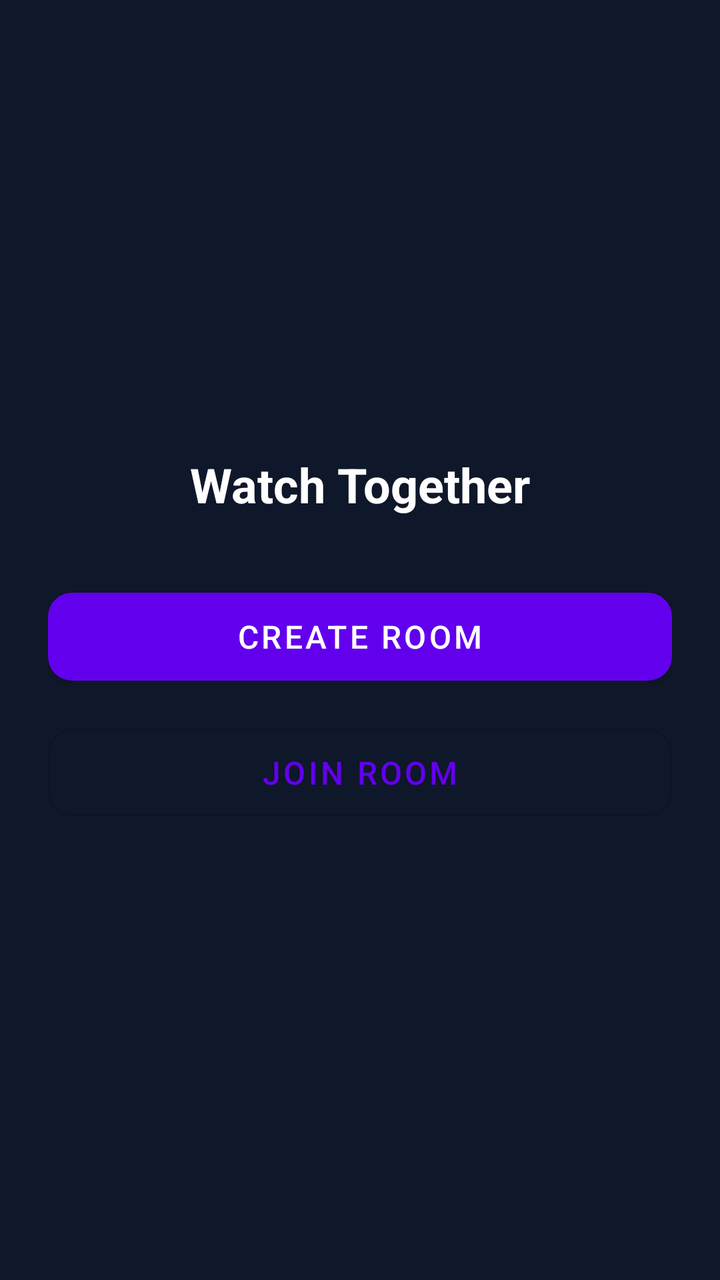
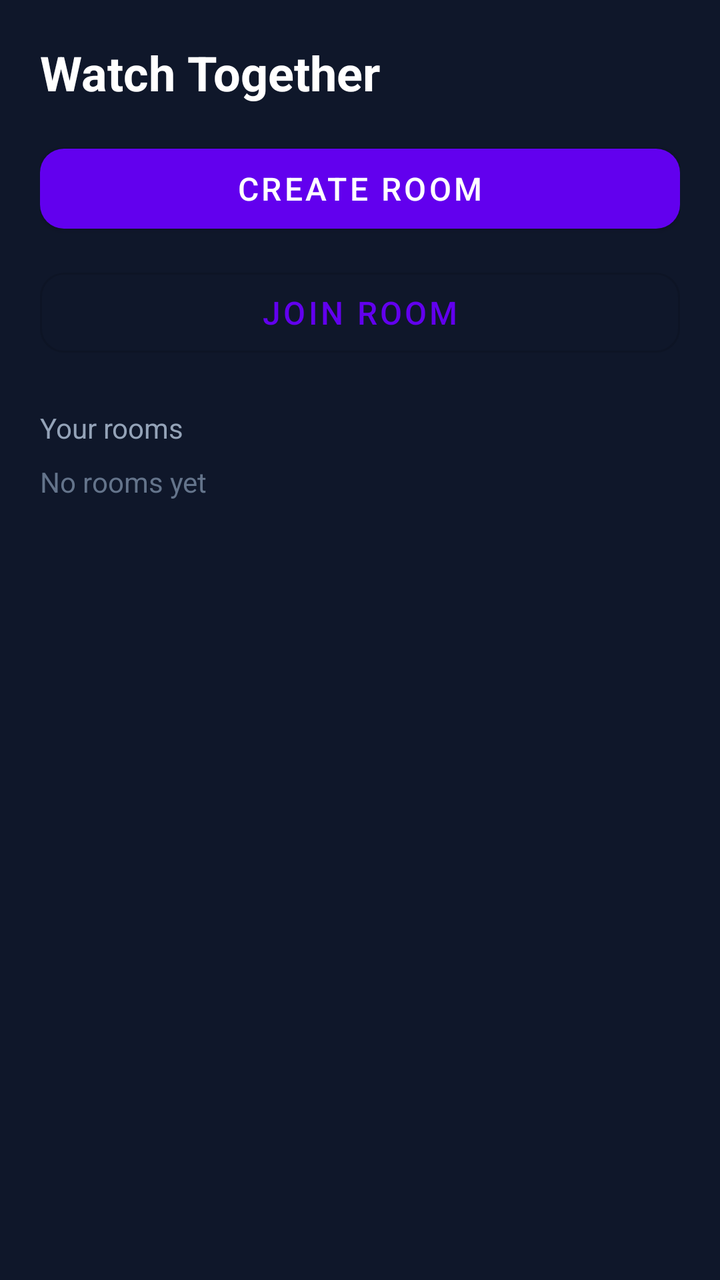

Compare the two renders of this Android layout. The source of the first and the diff that turns it into the second are given below.
<!-- AndroidManifest.xml: application theme Theme.Partypark -->
<!-- res/layout/activity_room.xml -->
<?xml version="1.0" encoding="utf-8"?>
<androidx.constraintlayout.widget.ConstraintLayout xmlns:android="http://schemas.android.com/apk/res/android"
    xmlns:app="http://schemas.android.com/apk/res-auto"
    android:layout_width="match_parent"
    android:layout_height="match_parent"
    android:background="#0f172a">

    
    <LinearLayout
        android:id="@+id/lobby_layout"
        android:layout_width="0dp"
        android:layout_height="wrap_content"
        android:layout_margin="24dp"
        android:orientation="vertical"
        android:gravity="center"
        app:layout_constraintTop_toTopOf="parent"
        app:layout_constraintBottom_toBottomOf="parent"
        app:layout_constraintStart_toStartOf="parent"
        app:layout_constraintEnd_toEndOf="parent">

        <TextView
            android:layout_width="wrap_content"
            android:layout_height="wrap_content"
            android:text="Watch Together"
            android:textColor="#FFFFFF"
            android:textSize="24sp"
            android:textStyle="bold"
            android:layout_marginBottom="32dp" />

        <com.google.android.material.button.MaterialButton
            android:id="@+id/create_room_btn"
            android:layout_width="match_parent"
            android:layout_height="56dp"
            android:text="Create Room"
            android:textSize="16sp"
            app:cornerRadius="12dp" />

        <com.google.android.material.button.MaterialButton
            android:id="@+id/join_room_btn"
            android:layout_width="match_parent"
            android:layout_height="56dp"
            android:layout_marginTop="12dp"
            android:text="Join Room"
            android:textSize="16sp"
            style="@style/Widget.MaterialComponents.Button.OutlinedButton"
            app:cornerRadius="12dp" />
    </LinearLayout>

    
    <LinearLayout
        android:id="@+id/room_layout"
        android:layout_width="0dp"
        android:layout_height="0dp"
        android:orientation="vertical"
        android:visibility="gone"
        app:layout_constraintTop_toTopOf="parent"
        app:layout_constraintBottom_toBottomOf="parent"
        app:layout_constraintStart_toStartOf="parent"
        app:layout_constraintEnd_toEndOf="parent">

        
        <LinearLayout
            android:layout_width="match_parent"
            android:layout_height="56dp"
            android:background="#1e293b"
            android:gravity="center_vertical"
            android:paddingStart="12dp"
            android:paddingEnd="12dp">

            <TextView
                android:id="@+id/room_code_text"
                android:layout_width="0dp"
                android:layout_height="wrap_content"
                android:layout_weight="1"
                android:text="Room: ----"
                android:textColor="#FFFFFF"
                android:textSize="16sp"
                android:textStyle="bold" />

            <com.google.android.material.button.MaterialButton
                android:id="@+id/share_btn"
                android:layout_width="wrap_content"
                android:layout_height="40dp"
                android:text="Share"
                android:textSize="12sp" />

            <com.google.android.material.button.MaterialButton
                android:id="@+id/leave_btn"
                android:layout_width="wrap_content"
                android:layout_height="40dp"
                android:layout_marginStart="8dp"
                android:text="Leave"
                android:textSize="12sp"
                style="@style/Widget.MaterialComponents.Button.OutlinedButton" />
        </LinearLayout>

        
        <FrameLayout
            android:id="@+id/player_container"
            android:layout_width="match_parent"
            android:layout_height="200dp"
            android:background="#000000">

            <WebView
                android:id="@+id/player_webview"
                android:layout_width="match_parent"
                android:layout_height="match_parent" />

            <TextView
                android:id="@+id/player_placeholder"
                android:layout_width="wrap_content"
                android:layout_height="wrap_content"
                android:layout_gravity="center"
                android:text="No media loaded"
                android:textColor="#94a3b8" />
        </FrameLayout>

        
        <com.google.android.material.button.MaterialButton
            android:id="@+id/load_btn"
            android:layout_width="match_parent"
            android:layout_height="48dp"
            android:layout_margin="8dp"
            android:text="Load Video"
            app:cornerRadius="8dp" />

        
        <androidx.recyclerview.widget.RecyclerView
            android:id="@+id/chat_list"
            android:layout_width="match_parent"
            android:layout_height="0dp"
            android:layout_weight="1"
            android:padding="8dp" />

        
        <LinearLayout
            android:layout_width="match_parent"
            android:layout_height="wrap_content"
            android:background="#1e293b"
            android:padding="8dp"
            android:orientation="horizontal">

            <EditText
                android:id="@+id/message_input"
                android:layout_width="0dp"
                android:layout_height="48dp"
                android:layout_weight="1"
                android:background="#334155"
                android:hint="Message"
                android:paddingStart="12dp"
                android:paddingEnd="12dp"
                android:textColor="#FFFFFF"
                android:textColorHint="#94a3b8" />

            <com.google.android.material.button.MaterialButton
                android:id="@+id/send_btn"
                android:layout_width="wrap_content"
                android:layout_height="48dp"
                android:layout_marginStart="8dp"
                android:text="Send" />
        </LinearLayout>
    </LinearLayout>

</androidx.constraintlayout.widget.ConstraintLayout>
<!-- resources referenced by this layout -->
<resources>
  <style name="Theme.Partypark" parent="Theme.MaterialComponents.DayNight.DarkActionBar">
          <item name="colorPrimary">@color/purple_500</item>
          <item name="colorPrimaryVariant">@color/purple_700</item>
          <item name="colorOnPrimary">@color/white</item>
          <item name="colorSecondary">@color/teal_200</item>
          <item name="colorSecondaryVariant">@color/teal_700</item>
          <item name="colorOnSecondary">@color/black</item>
          <item name="android:statusBarColor">?attr/colorPrimaryVariant</item>
      </style>
  <color name="purple_500">#FF6200EE</color>
  <color name="purple_700">#FF3700B3</color>
  <color name="white">#FFFFFFFF</color>
  <color name="teal_200">#FF03DAC5</color>
  <color name="teal_700">#FF018786</color>
  <color name="black">#FF000000</color>
</resources>

<!-- the commit's change to res/layout/activity_room.xml (unified diff, before → after) -->
@@ -5,14 +5,12 @@
     android:layout_height="match_parent"
     android:background="#0f172a">
 
-    
     <LinearLayout
         android:id="@+id/lobby_layout"
         android:layout_width="0dp"
-        android:layout_height="wrap_content"
-        android:layout_margin="24dp"
+        android:layout_height="0dp"
         android:orientation="vertical"
-        android:gravity="center"
+        android:padding="20dp"
         app:layout_constraintTop_toTopOf="parent"
         app:layout_constraintBottom_toBottomOf="parent"
         app:layout_constraintStart_toStartOf="parent"
@@ -24,13 +22,13 @@
             android:text="Watch Together"
             android:textColor="#FFFFFF"
             android:textSize="24sp"
-            android:textStyle="bold"
-            android:layout_marginBottom="32dp" />
+            android:textStyle="bold" />
 
         <com.google.android.material.button.MaterialButton
             android:id="@+id/create_room_btn"
             android:layout_width="match_parent"
-            android:layout_height="56dp"
+            android:layout_height="52dp"
+            android:layout_marginTop="16dp"
             android:text="Create Room"
             android:textSize="16sp"
             app:cornerRadius="12dp" />
@@ -38,15 +36,37 @@
         <com.google.android.material.button.MaterialButton
             android:id="@+id/join_room_btn"
             android:layout_width="match_parent"
-            android:layout_height="56dp"
-            android:layout_marginTop="12dp"
+            android:layout_height="52dp"
+            android:layout_marginTop="10dp"
             android:text="Join Room"
             android:textSize="16sp"
             style="@style/Widget.MaterialComponents.Button.OutlinedButton"
             app:cornerRadius="12dp" />
+
+        <TextView
+            android:layout_width="wrap_content"
+            android:layout_height="wrap_content"
+            android:layout_marginTop="22dp"
+            android:layout_marginBottom="8dp"
+            android:text="Your rooms"
+            android:textColor="#94a3b8"
+            android:textSize="14sp" />
+
+        <TextView
+            android:id="@+id/rooms_empty"
+            android:layout_width="match_parent"
+            android:layout_height="wrap_content"
+            android:text="No rooms yet"
+            android:textColor="#64748b"
+            android:textSize="14sp" />
+
+        <androidx.recyclerview.widget.RecyclerView
+            android:id="@+id/rooms_list"
+            android:layout_width="match_parent"
+            android:layout_height="0dp"
+            android:layout_weight="1" />
     </LinearLayout>
 
-    
     <LinearLayout
         android:id="@+id/room_layout"
         android:layout_width="0dp"
@@ -58,29 +78,39 @@
         app:layout_constraintStart_toStartOf="parent"
         app:layout_constraintEnd_toEndOf="parent">
 
-        
         <LinearLayout
+            android:id="@+id/room_header"
             android:layout_width="match_parent"
             android:layout_height="56dp"
             android:background="#1e293b"
             android:gravity="center_vertical"
             android:paddingStart="12dp"
-            android:paddingEnd="12dp">
+            android:paddingEnd="8dp">
 
             <TextView
                 android:id="@+id/room_code_text"
                 android:layout_width="0dp"
                 android:layout_height="wrap_content"
                 android:layout_weight="1"
-                android:text="Room: ----"
+                android:text="Room"
                 android:textColor="#FFFFFF"
                 android:textSize="16sp"
                 android:textStyle="bold" />
 
             <com.google.android.material.button.MaterialButton
+                android:id="@+id/fullscreen_btn"
+                android:layout_width="wrap_content"
+                android:layout_height="40dp"
+                android:minWidth="48dp"
+                android:text="Full"
+                android:textSize="12sp" />
+
+            <com.google.android.material.button.MaterialButton
                 android:id="@+id/share_btn"
                 android:layout_width="wrap_content"
                 android:layout_height="40dp"
+                android:layout_marginStart="4dp"
+                android:minWidth="48dp"
                 android:text="Share"
                 android:textSize="12sp" />
 
@@ -88,17 +118,17 @@
                 android:id="@+id/leave_btn"
                 android:layout_width="wrap_content"
                 android:layout_height="40dp"
-                android:layout_marginStart="8dp"
+                android:layout_marginStart="4dp"
+                android:minWidth="48dp"
                 android:text="Leave"
                 android:textSize="12sp"
                 style="@style/Widget.MaterialComponents.Button.OutlinedButton" />
         </LinearLayout>
 
-        
         <FrameLayout
             android:id="@+id/player_container"
             android:layout_width="match_parent"
-            android:layout_height="200dp"
+            android:layout_height="220dp"
             android:background="#000000">
 
             <WebView
@@ -113,9 +143,29 @@
                 android:layout_gravity="center"
                 android:text="No media loaded"
                 android:textColor="#94a3b8" />
+
+            <TextView
+                android:id="@+id/seek_hint"
+                android:layout_width="wrap_content"
+                android:layout_height="wrap_content"
+                android:layout_gravity="center"
+                android:background="#CC000000"
+                android:paddingLeft="16dp"
+                android:paddingRight="16dp"
+                android:paddingTop="8dp"
+                android:paddingBottom="8dp"
+                android:textColor="#FFFFFF"
+                android:textSize="18sp"
+                android:visibility="gone" />
+
+            <View
+                android:id="@+id/gesture_layer"
+                android:layout_width="match_parent"
+                android:layout_height="match_parent"
+                android:clickable="false"
+                android:focusable="false" />
         </FrameLayout>
 
-        
         <com.google.android.material.button.MaterialButton
             android:id="@+id/load_btn"
             android:layout_width="match_parent"
@@ -124,7 +174,6 @@
             android:text="Load Video"
             app:cornerRadius="8dp" />
 
-        
         <androidx.recyclerview.widget.RecyclerView
             android:id="@+id/chat_list"
             android:layout_width="match_parent"
@@ -132,13 +181,13 @@
             android:layout_weight="1"
             android:padding="8dp" />
 
-        
         <LinearLayout
+            android:id="@+id/message_bar"
             android:layout_width="match_parent"
             android:layout_height="wrap_content"
             android:background="#1e293b"
-            android:padding="8dp"
-            android:orientation="horizontal">
+            android:orientation="horizontal"
+            android:padding="8dp">
 
             <EditText
                 android:id="@+id/message_input"
